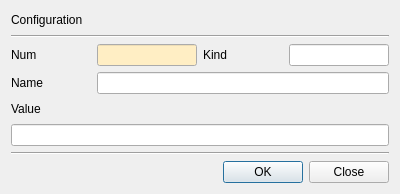
Old version of the form CertMan/config_dlg.ui in the repository jykim74/CertMan.
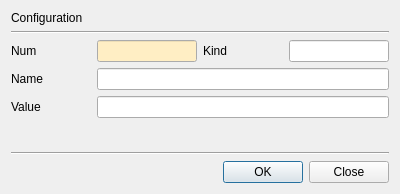
New version of the form.

What changed in the file:
```diff
--- a/CertMan/config_dlg.ui
+++ b/CertMan/config_dlg.ui
@@ -145,14 +145,40 @@
     </layout>
    </item>
    <item>
+    <layout class="QGridLayout" name="gridLayout_4">
+     <property name="topMargin">
+      <number>0</number>
+     </property>
+     <item row="0" column="0">
     <widget class="QLabel" name="label_4">
+       <property name="minimumSize">
+        <size>
+         <width>80</width>
+         <height>0</height>
+        </size>
+       </property>
      <property name="text">
       <string>Value</string>
      </property>
     </widget>
    </item>
-   <item>
+     <item row="0" column="1">
     <widget class="QLineEdit" name="mValueText"/>
+     </item>
+    </layout>
+   </item>
+   <item>
+    <spacer name="verticalSpacer">
+     <property name="orientation">
+      <enum>Qt::Vertical</enum>
+     </property>
+     <property name="sizeHint" stdset="0">
+      <size>
+       <width>20</width>
+       <height>40</height>
+      </size>
+     </property>
+    </spacer>
    </item>
    <item>
     <widget class="Line" name="line_2">
```
Lines whose indentation alone changed are shown as unchanged.
